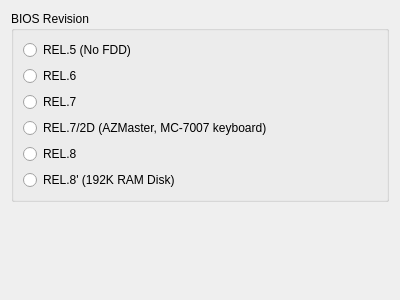
Before: the Qt Designer form src/qt/qtOkeanConfig.ui in vpyk/emu80v4, drawn with Qt 5.
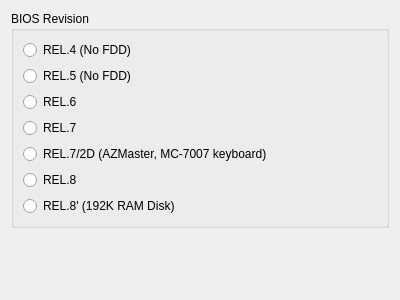
After: the same form once the commit is applied.

Commit message:
Okean 240: add REL.4 firmware
Thanks to retro-computer.ru

```diff
--- a/src/qt/qtOkeanConfig.ui
+++ b/src/qt/qtOkeanConfig.ui
@@ -35,6 +35,13 @@
       <property name="spacing">
        <number>6</number>
       </property>
+      <item>
+       <widget class="QRadioButton" name="rel4RadioButton">
+        <property name="text">
+         <string>REL.4 (No FDD)</string>
+        </property>
+       </widget>
+      </item>
       <item>
        <widget class="QRadioButton" name="rel5RadioButton">
         <property name="text">
```
Left out of the diff: 2 changed lines with no effect on the pictures. The commit also changes 6 other files.
